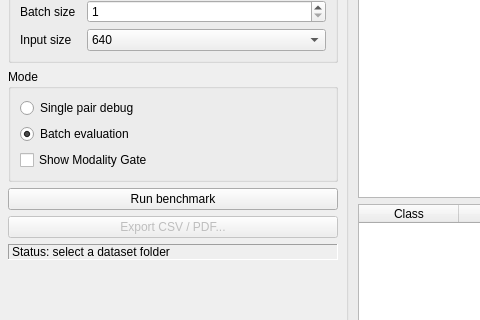
soncris3012/Test-EGM-Det, file src/mainwindow.ui: the form before one commit; both pictures show x 0 to 480 and y 192 to 512 of the 1360 by 820 pixel window.
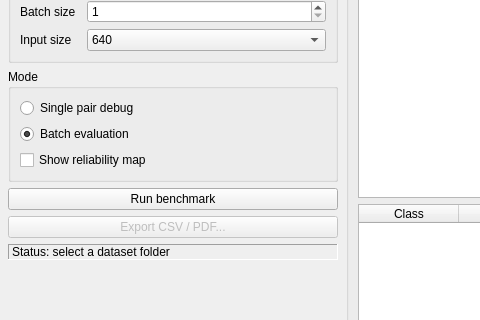
The form after the commit. Custom widgets are drawn as their Qt base class.

Commit message: Add weight-free RGB-IR reliability analysis

```diff
--- a/src/mainwindow.ui
+++ b/src/mainwindow.ui
@@ -233,7 +233,7 @@
           <item>
            <widget class="QCheckBox" name="gateCheck">
             <property name="text">
-             <string>Show Modality Gate</string>
+             <string>Show reliability map</string>
             </property>
            </widget>
           </item>
```
The commit also changes 8 other files.
